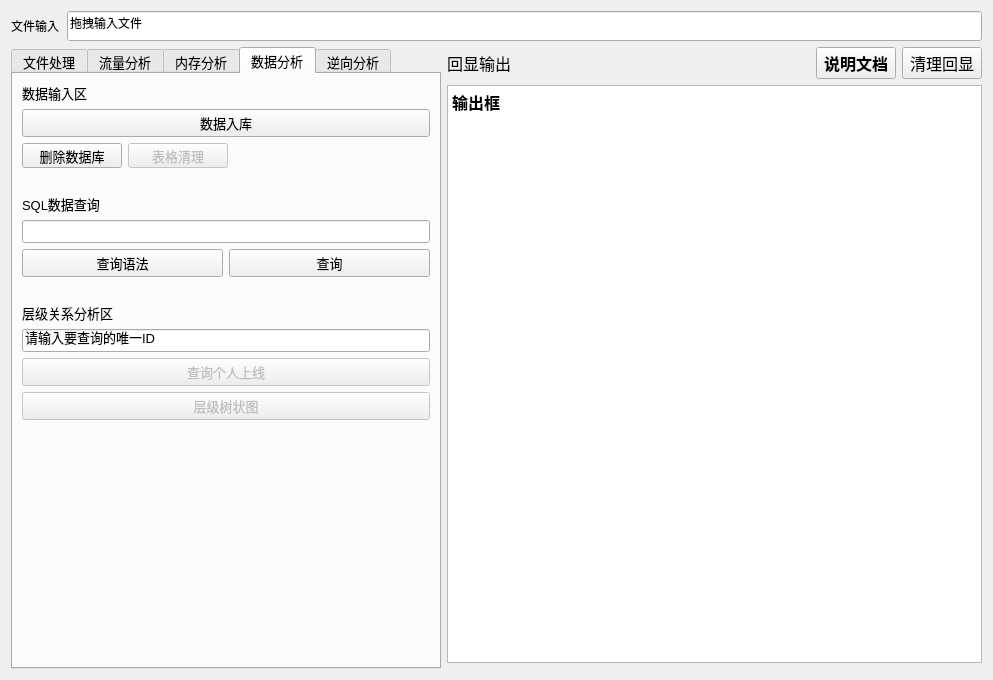
This is zhuye.ui in SQM-fuleiya/SQM_Forensics_Tools as Qt 5 draws it before an edit. The edited form follows.
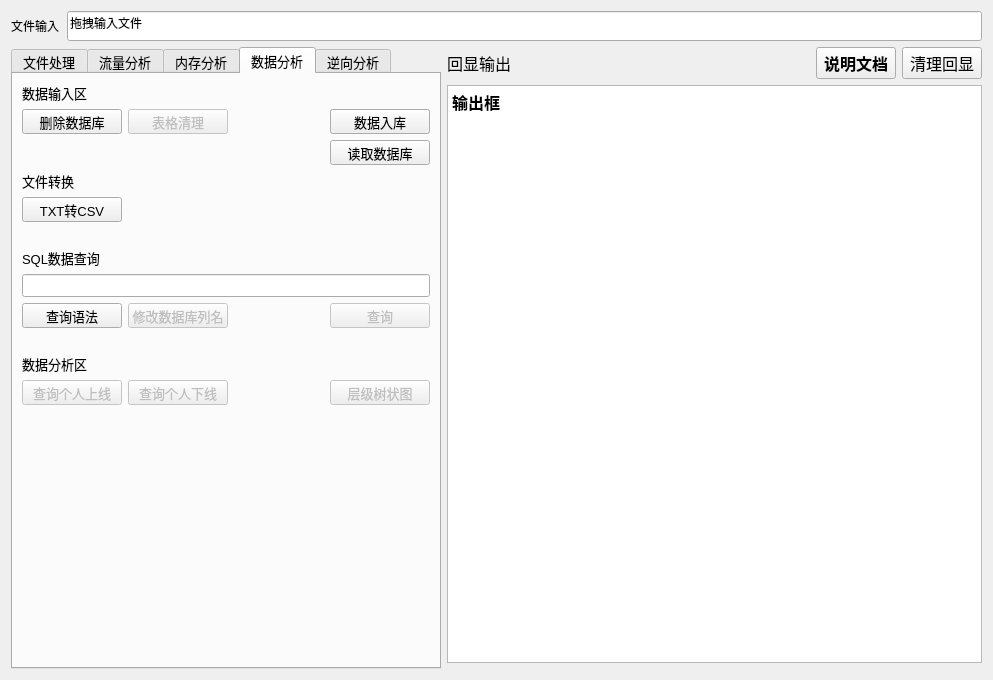
This is the edited form. The open tabs and pages were chosen to show the change.

Diff of the .ui file:
```diff
--- a/zhuye.ui
+++ b/zhuye.ui
@@ -3301,9 +3301,7 @@
         <attribute name="title">
          <string>数据分析</string>
         </attribute>
-        <layout class="QVBoxLayout" name="verticalLayout_11">
-         <item>
-          <layout class="QVBoxLayout" name="verticalLayout_2">
+        <layout class="QVBoxLayout" name="verticalLayout_10">
            <item>
             <layout class="QHBoxLayout" name="horizontalLayout_13">
              <item>
@@ -3329,14 +3327,7 @@
             </layout>
            </item>
            <item>
-            <widget class="QPushButton" name="start_db_but">
-             <property name="text">
-              <string>数据入库</string>
-             </property>
-            </widget>
-           </item>
-           <item>
-            <layout class="QHBoxLayout" name="horizontalLayout_15">
+          <layout class="QHBoxLayout" name="horizontalLayout_37">
              <item>
               <widget class="QPushButton" name="db_clear">
                <property name="enabled">
@@ -3382,6 +3373,42 @@
               </widget>
              </item>
              <item>
+            <spacer name="horizontalSpacer_28">
+             <property name="orientation">
+              <enum>Qt::Orientation::Horizontal</enum>
+             </property>
+             <property name="sizeHint" stdset="0">
+              <size>
+               <width>40</width>
+               <height>20</height>
+              </size>
+             </property>
+            </spacer>
+           </item>
+           <item>
+            <widget class="QPushButton" name="start_db_but">
+             <property name="minimumSize">
+              <size>
+               <width>100</width>
+               <height>25</height>
+              </size>
+             </property>
+             <property name="maximumSize">
+              <size>
+               <width>100</width>
+               <height>25</height>
+              </size>
+             </property>
+             <property name="text">
+              <string>数据入库</string>
+             </property>
+            </widget>
+           </item>
+          </layout>
+         </item>
+         <item>
+          <layout class="QHBoxLayout" name="horizontalLayout_15">
+           <item>
               <spacer name="horizontalSpacer_20">
                <property name="orientation">
                 <enum>Qt::Orientation::Horizontal</enum>
@@ -3394,22 +3421,54 @@
                </property>
               </spacer>
              </item>
-            </layout>
-           </item>
+           <item>
+            <widget class="QPushButton" name="read_db">
+             <property name="minimumSize">
+              <size>
+               <width>100</width>
+               <height>25</height>
+              </size>
+             </property>
+             <property name="maximumSize">
+              <size>
+               <width>100</width>
+               <height>25</height>
+              </size>
+             </property>
+             <property name="text">
+              <string>读取数据库</string>
+             </property>
+            </widget>
+           </item>
+          </layout>
+         </item>
+         <item>
+          <widget class="QLabel" name="label_22">
+           <property name="text">
+            <string>文件转换</string>
+           </property>
+          </widget>
+         </item>
            <item>
             <layout class="QHBoxLayout" name="horizontalLayout_16">
              <item>
-              <spacer name="horizontalSpacer_18">
-               <property name="orientation">
-                <enum>Qt::Orientation::Horizontal</enum>
-               </property>
-               <property name="sizeHint" stdset="0">
+            <widget class="QPushButton" name="txt_csv">
+             <property name="minimumSize">
+              <size>
+               <width>100</width>
+               <height>25</height>
+              </size>
+             </property>
+             <property name="maximumSize">
                 <size>
-                 <width>40</width>
-                 <height>20</height>
-                </size>
-               </property>
-              </spacer>
+               <width>100</width>
+               <height>25</height>
+              </size>
+             </property>
+             <property name="text">
+              <string>TXT转CSV</string>
+             </property>
+            </widget>
              </item>
              <item>
               <spacer name="horizontalSpacer_19">
@@ -3426,6 +3485,34 @@
              </item>
             </layout>
            </item>
+         <item>
+          <layout class="QHBoxLayout" name="horizontalLayout_40">
+           <item>
+            <spacer name="horizontalSpacer_33">
+             <property name="orientation">
+              <enum>Qt::Orientation::Horizontal</enum>
+             </property>
+             <property name="sizeHint" stdset="0">
+              <size>
+               <width>40</width>
+               <height>20</height>
+              </size>
+             </property>
+            </spacer>
+           </item>
+           <item>
+            <spacer name="horizontalSpacer_34">
+             <property name="orientation">
+              <enum>Qt::Orientation::Horizontal</enum>
+             </property>
+             <property name="sizeHint" stdset="0">
+              <size>
+               <width>40</width>
+               <height>20</height>
+              </size>
+             </property>
+            </spacer>
+           </item>
           </layout>
          </item>
          <item>
@@ -3444,15 +3531,77 @@
             <layout class="QHBoxLayout" name="horizontalLayout_23">
              <item>
               <widget class="QPushButton" name="select_yufa">
+               <property name="enabled">
+                <bool>true</bool>
+               </property>
+               <property name="minimumSize">
+                <size>
+                 <width>100</width>
+                 <height>25</height>
+                </size>
+               </property>
+               <property name="maximumSize">
+                <size>
+                 <width>100</width>
+                 <height>25</height>
+                </size>
+               </property>
                <property name="text">
                 <string>查询语法</string>
                </property>
               </widget>
              </item>
+             <item>
+              <widget class="QPushButton" name="revise_column_name">
+               <property name="enabled">
+                <bool>false</bool>
+               </property>
+               <property name="minimumSize">
+                <size>
+                 <width>100</width>
+                 <height>25</height>
+                </size>
+               </property>
+               <property name="maximumSize">
+                <size>
+                 <width>100</width>
+                 <height>25</height>
+                </size>
+               </property>
+               <property name="text">
+                <string>修改数据库列名</string>
+               </property>
+              </widget>
+             </item>
+             <item>
+              <spacer name="horizontalSpacer_31">
+               <property name="orientation">
+                <enum>Qt::Orientation::Horizontal</enum>
+               </property>
+               <property name="sizeHint" stdset="0">
+                <size>
+                 <width>40</width>
+                 <height>20</height>
+                </size>
+               </property>
+              </spacer>
+             </item>
              <item>
               <widget class="QPushButton" name="db_select_but">
                <property name="enabled">
-                <bool>true</bool>
+                <bool>false</bool>
+               </property>
+               <property name="minimumSize">
+                <size>
+                 <width>100</width>
+                 <height>25</height>
+                </size>
+               </property>
+               <property name="maximumSize">
+                <size>
+                 <width>100</width>
+                 <height>25</height>
+                </size>
                </property>
                <property name="text">
                 <string>查询</string>
@@ -3494,13 +3643,13 @@
           </layout>
          </item>
          <item>
-          <layout class="QVBoxLayout" name="verticalLayout_10">
+          <layout class="QVBoxLayout" name="verticalLayout_2">
            <item>
             <layout class="QHBoxLayout" name="horizontalLayout_30">
              <item>
               <widget class="QLabel" name="label_15">
                <property name="text">
-                <string>层级关系分析区</string>
+                <string>数据分析区</string>
                </property>
               </widget>
              </item>
@@ -3520,27 +3669,81 @@
             </layout>
            </item>
            <item>
-            <widget class="QLineEdit" name="data_input">
-             <property name="text">
-              <string>请输入要查询的唯一ID</string>
-             </property>
-            </widget>
-           </item>
+            <layout class="QHBoxLayout" name="horizontalLayout_38">
            <item>
-            <widget class="QPushButton" name="select_one">
+              <widget class="QPushButton" name="select_one_up">
              <property name="enabled">
               <bool>false</bool>
              </property>
+               <property name="minimumSize">
+                <size>
+                 <width>100</width>
+                 <height>25</height>
+                </size>
+               </property>
+               <property name="maximumSize">
+                <size>
+                 <width>100</width>
+                 <height>25</height>
+                </size>
+               </property>
              <property name="text">
               <string>查询个人上线</string>
              </property>
             </widget>
            </item>
+             <item>
+              <widget class="QPushButton" name="select_one_down">
+               <property name="enabled">
+                <bool>false</bool>
+               </property>
+               <property name="minimumSize">
+                <size>
+                 <width>100</width>
+                 <height>25</height>
+                </size>
+               </property>
+               <property name="maximumSize">
+                <size>
+                 <width>100</width>
+                 <height>25</height>
+                </size>
+               </property>
+               <property name="text">
+                <string>查询个人下线</string>
+               </property>
+              </widget>
+             </item>
+             <item>
+              <spacer name="horizontalSpacer_18">
+               <property name="orientation">
+                <enum>Qt::Orientation::Horizontal</enum>
+               </property>
+               <property name="sizeHint" stdset="0">
+                <size>
+                 <width>40</width>
+                 <height>20</height>
+                </size>
+               </property>
+              </spacer>
+             </item>
            <item>
             <widget class="QPushButton" name="show_guanxi">
              <property name="enabled">
               <bool>false</bool>
              </property>
+               <property name="minimumSize">
+                <size>
+                 <width>100</width>
+                 <height>25</height>
+                </size>
+               </property>
+               <property name="maximumSize">
+                <size>
+                 <width>100</width>
+                 <height>25</height>
+                </size>
+               </property>
              <property name="text">
               <string>层级树状图</string>
              </property>
@@ -3555,6 +3758,40 @@
              </property>
             </widget>
            </item>
+            </layout>
+           </item>
+           <item>
+            <layout class="QHBoxLayout" name="horizontalLayout_39">
+             <item>
+              <spacer name="horizontalSpacer_29">
+               <property name="orientation">
+                <enum>Qt::Orientation::Horizontal</enum>
+               </property>
+               <property name="sizeHint" stdset="0">
+                <size>
+                 <width>40</width>
+                 <height>20</height>
+                </size>
+               </property>
+              </spacer>
+             </item>
+             <item>
+              <spacer name="horizontalSpacer_30">
+               <property name="orientation">
+                <enum>Qt::Orientation::Horizontal</enum>
+               </property>
+               <property name="sizeHint" stdset="0">
+                <size>
+                 <width>40</width>
+                 <height>20</height>
+                </size>
+               </property>
+              </spacer>
+             </item>
+            </layout>
+           </item>
+          </layout>
+         </item>
            <item>
             <spacer name="verticalSpacer_2">
              <property name="orientation">
@@ -3563,12 +3800,10 @@
              <property name="sizeHint" stdset="0">
               <size>
                <width>20</width>
-               <height>40</height>
+             <height>196</height>
               </size>
              </property>
             </spacer>
-           </item>
-          </layout>
          </item>
         </layout>
        </widget>
```
Left out of the diff: 17 changed lines with no effect on the pictures. Lines whose indentation alone changed are shown as unchanged.
